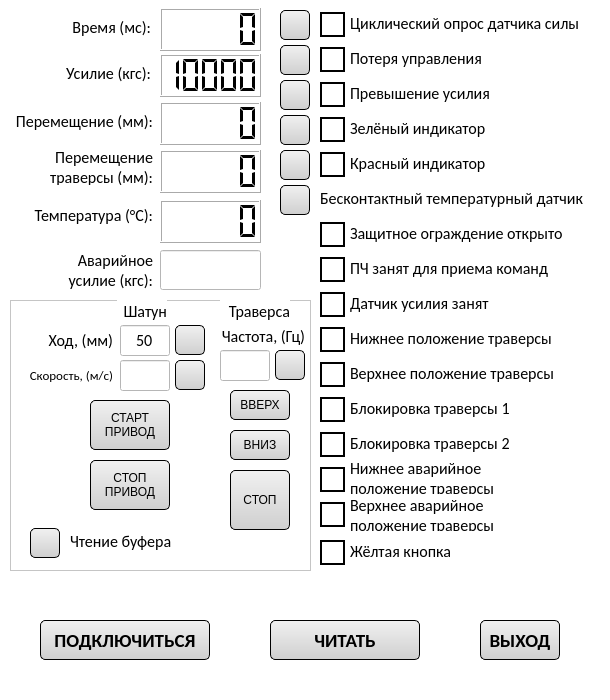
Before: the Qt Designer form ui/SettingsUi.ui in Skorikof/SPG-023MK, drawn with Qt 5.
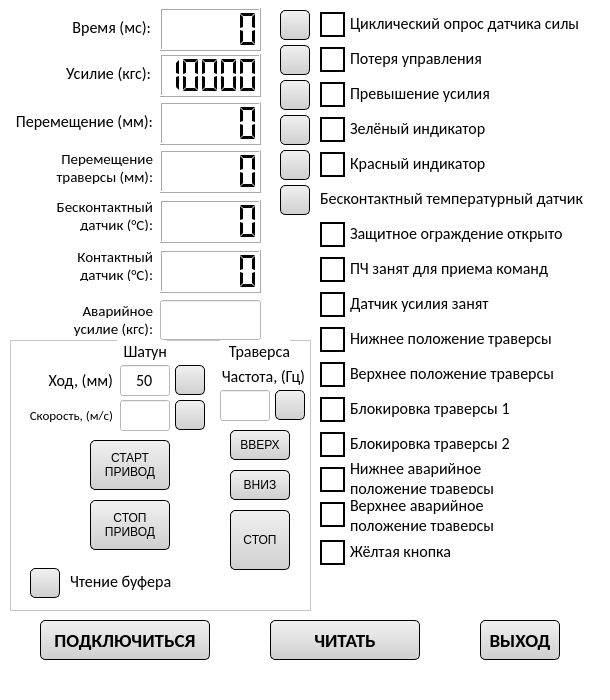
After: the same form once the commit is applied.

Commit message: В окно настроек добавил отображение второго датчика температуры. А так же панель управления частотниками залоченную моей фамилией

```diff
--- a/ui/SettingsUi.ui
+++ b/ui/SettingsUi.ui
@@ -865,14 +865,15 @@
     <property name="font">
      <font>
       <family>Calibri</family>
-      <pointsize>12</pointsize>
+      <pointsize>11</pointsize>
      </font>
     </property>
     <property name="layoutDirection">
      <enum>Qt::LeftToRight</enum>
     </property>
     <property name="text">
-     <string>Температура (°С):</string>
+     <string>Бесконтактный
+датчик (°С):</string>
     </property>
     <property name="alignment">
      <set>Qt::AlignRight|Qt::AlignTrailing|Qt::AlignVCenter</set>
@@ -1164,7 +1165,7 @@
     <property name="font">
      <font>
       <family>Calibri</family>
-      <pointsize>12</pointsize>
+      <pointsize>11</pointsize>
      </font>
     </property>
     <property name="layoutDirection">
@@ -1412,7 +1413,7 @@
     <property name="geometry">
      <rect>
       <x>10</x>
-      <y>250</y>
+      <y>300</y>
       <width>143</width>
       <height>40</height>
      </rect>
@@ -1420,7 +1421,7 @@
     <property name="font">
      <font>
       <family>Calibri</family>
-      <pointsize>12</pointsize>
+      <pointsize>11</pointsize>
      </font>
     </property>
     <property name="layoutDirection">
@@ -1438,7 +1439,7 @@
     <property name="geometry">
      <rect>
       <x>160</x>
-      <y>250</y>
+      <y>300</y>
       <width>101</width>
       <height>40</height>
      </rect>
@@ -1602,7 +1603,7 @@
     <property name="geometry">
      <rect>
       <x>10</x>
-      <y>300</y>
+      <y>340</y>
       <width>301</width>
       <height>271</height>
      </rect>
@@ -2442,6 +2443,54 @@
      <string>ЧИТАТЬ</string>
     </property>
    </widget>
+   <widget class="QLCDNumber" name="lcdTemp_2">
+    <property name="geometry">
+     <rect>
+      <x>160</x>
+      <y>250</y>
+      <width>101</width>
+      <height>43</height>
+     </rect>
+    </property>
+    <property name="styleSheet">
+     <string notr="true">color: rgb(0, 0, 0);</string>
+    </property>
+    <property name="segmentStyle">
+     <enum>QLCDNumber::Flat</enum>
+    </property>
+    <property name="value" stdset="0">
+     <double>0.000000000000000</double>
+    </property>
+    <property name="intValue" stdset="0">
+     <number>0</number>
+    </property>
+   </widget>
+   <widget class="QLabel" name="lbl_txt15_5">
+    <property name="geometry">
+     <rect>
+      <x>10</x>
+      <y>250</y>
+      <width>143</width>
+      <height>31</height>
+     </rect>
+    </property>
+    <property name="font">
+     <font>
+      <family>Calibri</family>
+      <pointsize>11</pointsize>
+     </font>
+    </property>
+    <property name="layoutDirection">
+     <enum>Qt::LeftToRight</enum>
+    </property>
+    <property name="text">
+     <string>Контактный
+датчик (°С):</string>
+    </property>
+    <property name="alignment">
+     <set>Qt::AlignRight|Qt::AlignTrailing|Qt::AlignVCenter</set>
+    </property>
+   </widget>
   </widget>
   <widget class="QStatusBar" name="statusbar"/>
  </widget>
```
Left out of the diff: 2 changed lines with no effect on the pictures. The commit also changes 2 other files.
